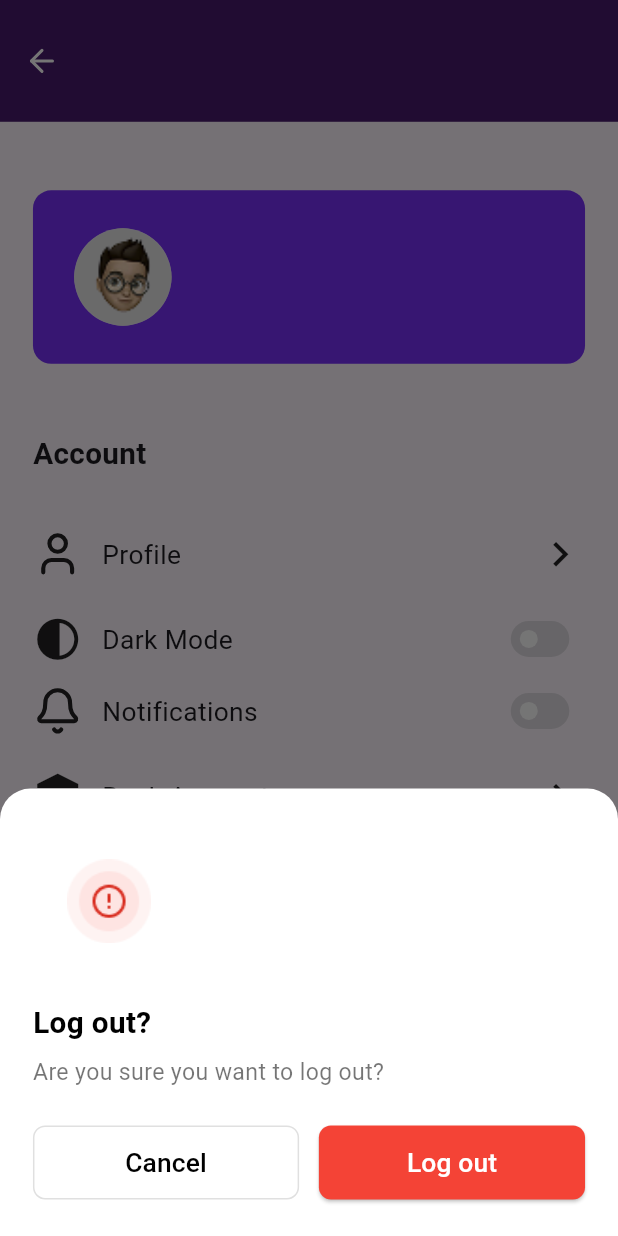
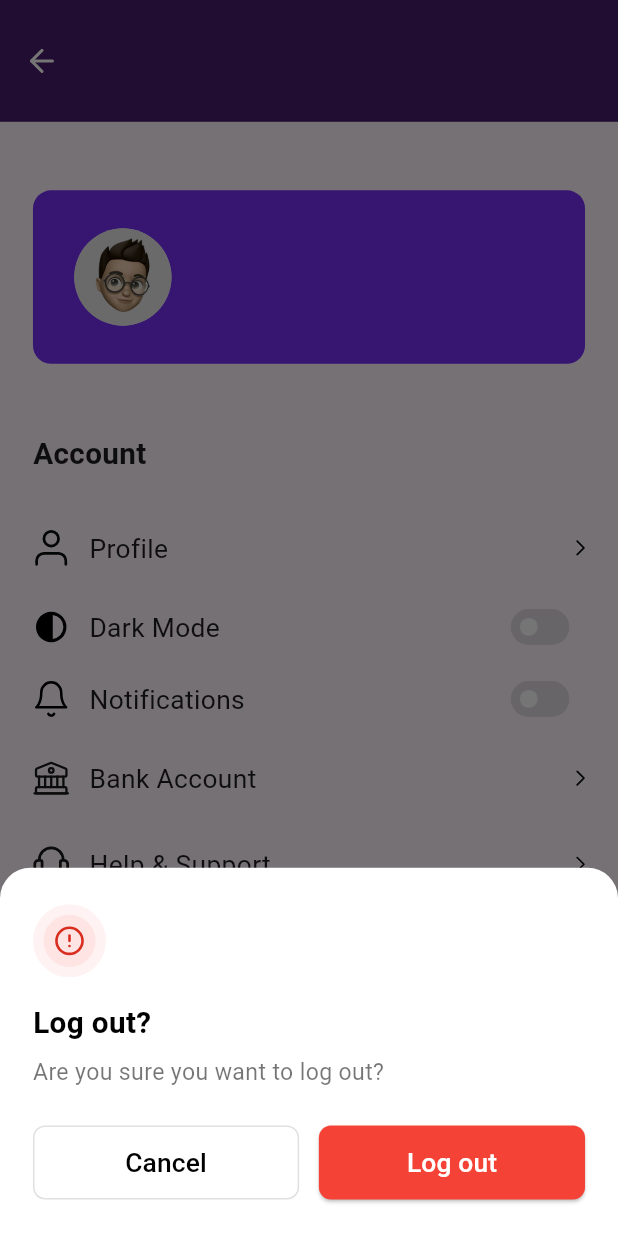
Before and after one commit to MohammedIrfan33/interviewtask, a Flutter app: the ProfileScreen screen opened directly, after a tap on "Logout", on a phone screen of 412 x 824 dp. Run offline on Flutter 3.47's test engine with Material 3 defaults, Android fonts, the light colour scheme and no system bars; our stand-ins replace carousel_slider, flutter_screenutil, flutter_secure_storage, flutter_svg, lucide_icons, smooth_page_indicator; accounts and stored records are empty; network calls fail; Roboto replaces fonts that are missing (sfpro); project files that could hold a hidden picture were left out.

Commit message:
icon update

```diff
--- a/lib/view/profile_screen.dart
+++ b/lib/view/profile_screen.dart
@@ -1,5 +1,6 @@
 import 'package:flutter/material.dart';
 import 'package:flutter_screenutil/flutter_screenutil.dart';
+import 'package:flutter_svg/flutter_svg.dart';
 import 'package:lucide_icons/lucide_icons.dart';
 import 'package:provider/provider.dart';
 import 'package:task/constance/color_constant.dart';
@@ -98,7 +99,7 @@ class _ProfileScreenState extends State<ProfileScreen> {
                   SizedBox(height: 20.h,),
 
                      OptionTile(
-                  icon: LucideIcons.user,
+                  icon: 'asset/images/svg/person.svg',
                   title: 'Profile',
                   onTap: () {
                     Navigator.push(context, MaterialPageRoute(builder: (context) => ProfileDetailsScreen(),));
@@ -107,7 +108,7 @@ class _ProfileScreenState extends State<ProfileScreen> {
 
 
                 SwitchTile(
-                  icon: Icons.contrast,
+                  icon: 'asset/images/svg/mode.svg',
                   title: 'Dark Mode',
                   value: false,
                   onChanged: (value) {
@@ -115,7 +116,7 @@ class _ProfileScreenState extends State<ProfileScreen> {
                   },
                 ),
                 SwitchTile(
-                  icon: LucideIcons.bell,
+                  icon: 'asset/images/svg/notify.svg',
                   title: 'Notifications',
                   value: false,
                   onChanged: (value) {
@@ -123,7 +124,7 @@ class _ProfileScreenState extends State<ProfileScreen> {
                   },
                 ),
                 OptionTile(
-                  icon: Icons.account_balance,
+                  icon: 'asset/images/svg/bank.svg',
                   title: 'Bank Account',
                   onTap: () {
                     // Navigate to profile edit screen or something else
@@ -132,7 +133,7 @@ class _ProfileScreenState extends State<ProfileScreen> {
 
 
                 OptionTile(
-                  icon: Icons.support_agent,
+                  icon: 'asset/images/svg/hs.svg',
                   title: 'Help & Support',
                   onTap: () {
                     // Navigate to profile edit screen or something else
@@ -140,7 +141,7 @@ class _ProfileScreenState extends State<ProfileScreen> {
                 ),
 
                 OptionTile(
-                  icon: LucideIcons.shoppingBag,
+                  icon: 'asset/images/svg/cp.svg',
                   title: 'Consumer  policies',
                   onTap: () {
                     // Navigate to profile edit screen or something else
@@ -164,11 +165,7 @@ class _ProfileScreenState extends State<ProfileScreen> {
                 borderRadius: BorderRadius.circular(10.r),
                 child: Row(
                   children: [
-                    Icon(
-            Icons.logout,
-            color: Colors.red,
-            size: 30.sp,
-                    ),
+                    SvgPicture.asset('asset/images/svg/logout.svg',height: 24.h,width: 24.h,),
                     SizedBox(width: 12.w),
                     Text(
             'Logout',
@@ -206,9 +203,9 @@ class LogoutConfirmationSheet extends StatelessWidget {
         mainAxisSize: MainAxisSize.min,
         crossAxisAlignment: CrossAxisAlignment.start,
         children: [
-          Image.asset(
-            'asset/images/Featured icon.png', // Replace with your image path
-            height: 100.h,
+          SvgPicture.asset(
+            'asset/images/svg/ficon.svg', // Replace with your image path
+            height: 48.h,
           ),
           SizedBox(height: 16.h),
           Text(
--- a/lib/widgets/option_tile.dart
+++ b/lib/widgets/option_tile.dart
@@ -1,8 +1,9 @@
 import 'package:flutter/material.dart';
 import 'package:flutter_screenutil/flutter_screenutil.dart';
+import 'package:flutter_svg/svg.dart';
 
 class OptionTile extends StatelessWidget {
-  final IconData icon;
+  final String icon;
   final String title;
   final VoidCallback onTap;
 
@@ -22,7 +23,7 @@ class OptionTile extends StatelessWidget {
         padding: EdgeInsets.symmetric(vertical: 16.h),
         child: Row(
           children: [
-            Icon(icon, size: 30.sp),
+            SvgPicture.asset(icon,height: 24.h, width: 24.h,),
             SizedBox(width: 12.w),
             Expanded(
               child: Text(
@@ -33,7 +34,9 @@ class OptionTile extends StatelessWidget {
                 ),
               ),
             ),
-            Icon(Icons.chevron_right, size: 30.sp),
+            SvgPicture.asset('asset/images/svg/arrow.svg',height: 15, width: 6,),
+
+
           ],
         ),
       ),
--- a/lib/widgets/switch_widget.dart
+++ b/lib/widgets/switch_widget.dart
@@ -2,10 +2,11 @@
 
 import 'package:flutter/material.dart';
 import 'package:flutter_screenutil/flutter_screenutil.dart';
+import 'package:flutter_svg/svg.dart';
 import 'package:task/constance/color_constant.dart';
 
 class SwitchTile extends StatelessWidget {
-  final IconData icon;
+  final String icon;
   final String title;
   final bool value;
   final ValueChanged<bool> onChanged;
@@ -22,7 +23,8 @@ class SwitchTile extends StatelessWidget {
   Widget build(BuildContext context) {
     return  Row(
         children: [
-          Icon(icon, size: 30.sp),
+              SvgPicture.asset(icon,height: 24.h, width: 24.h,color: Colors.black,)
+,
           SizedBox(width: 12.w),
           Expanded(
             child: Text(
```
Also changed, not shown: asset/images/Avatar.png, asset/images/svg/Avatar.svg (added), asset/images/svg/arrow.svg (added), asset/images/svg/bank.svg (added), asset/images/svg/cp.svg (added), asset/images/svg/ecard.svg (deleted), asset/images/svg/ficon.svg (added), asset/images/svg/hr.svg (deleted), asset/images/svg/hs.svg (added), asset/images/svg/logout.svg (added), asset/images/svg/mode.svg (added), asset/images/svg/notify.svg (added), asset/images/svg/person.svg (added).
